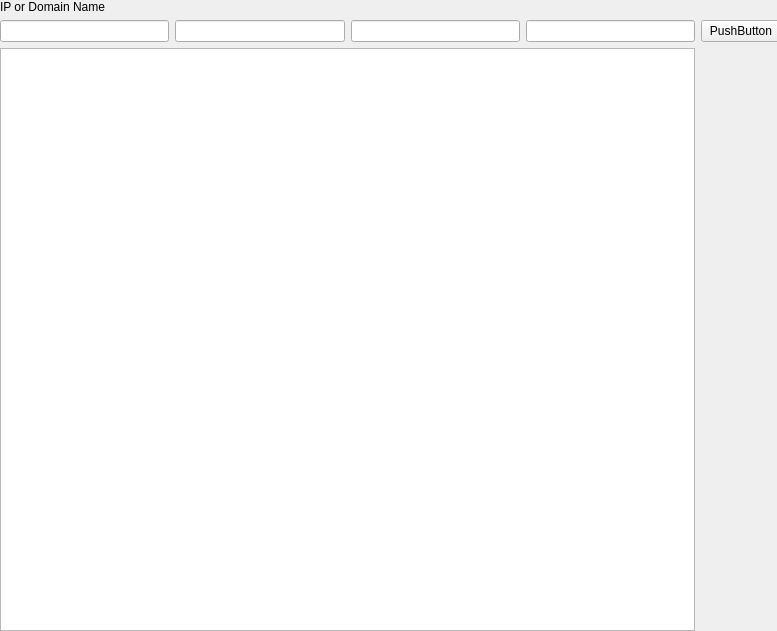
RainDogSoftware/pingpung, file pingpung/pplib/tab.ui: the form before one commit.
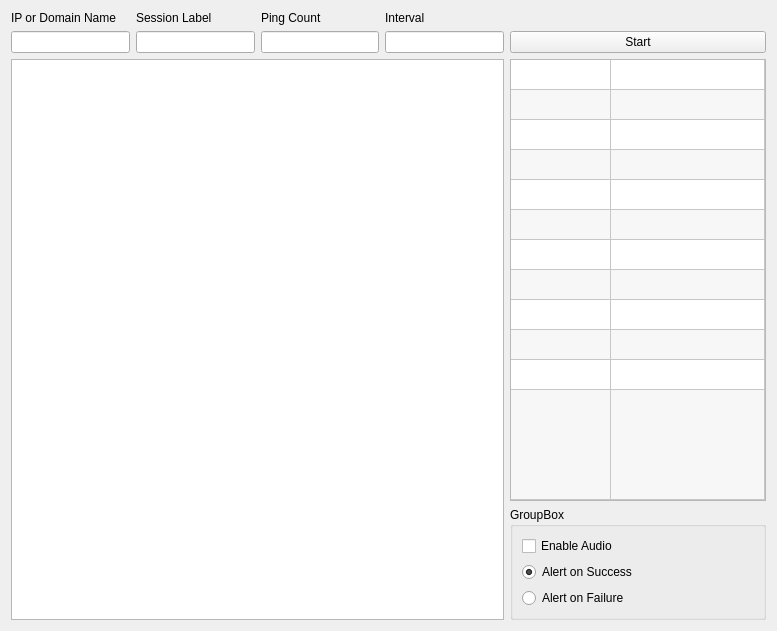
The form after the commit.

Commit message: continuing gui revamp.  Got (very) basic pinging back up.  no output yet.

Patch:
```diff
--- a/pingpung/pplib/tab.ui
+++ b/pingpung/pplib/tab.ui
@@ -13,21 +13,11 @@
   <property name="windowTitle">
    <string>tab_container</string>
   </property>
-  <widget class="QWidget" name="gridLayoutWidget">
-   <property name="geometry">
-    <rect>
-     <x>0</x>
-     <y>0</y>
-     <width>781</width>
-     <height>631</height>
-    </rect>
-   </property>
+  <layout class="QGridLayout" name="gridLayout_2">
+   <item row="0" column="0">
    <layout class="QGridLayout" name="gridLayout">
     <item row="1" column="1">
-     <widget class="QLineEdit" name="lineEdit_3"/>
-    </item>
-    <item row="2" column="0" colspan="4">
-     <widget class="QTextEdit" name="textEdit"/>
+      <widget class="QLineEdit" name="session_line"/>
     </item>
     <item row="1" column="3">
      <widget class="QLineEdit" name="lineEdit"/>
@@ -41,7 +31,7 @@
     <item row="1" column="4">
      <widget class="QPushButton" name="pushButton">
       <property name="text">
-       <string>PushButton</string>
+        <string>Start</string>
       </property>
      </widget>
     </item>
@@ -52,8 +42,108 @@
       </property>
      </widget>
     </item>
-   </layout>
-  </widget>
+     <item row="2" column="4">
+      <widget class="QTableWidget" name="tableWidget">
+       <property name="alternatingRowColors">
+        <bool>true</bool>
+       </property>
+       <property name="rowCount">
+        <number>12</number>
+       </property>
+       <property name="columnCount">
+        <number>2</number>
+       </property>
+       <attribute name="horizontalHeaderVisible">
+        <bool>false</bool>
+       </attribute>
+       <attribute name="horizontalHeaderMinimumSectionSize">
+        <number>40</number>
+       </attribute>
+       <attribute name="horizontalHeaderStretchLastSection">
+        <bool>true</bool>
+       </attribute>
+       <attribute name="verticalHeaderVisible">
+        <bool>false</bool>
+       </attribute>
+       <attribute name="verticalHeaderStretchLastSection">
+        <bool>true</bool>
+       </attribute>
+       <row/>
+       <row/>
+       <row/>
+       <row/>
+       <row/>
+       <row/>
+       <row/>
+       <row/>
+       <row/>
+       <row/>
+       <row/>
+       <row/>
+       <column/>
+       <column/>
+      </widget>
+     </item>
+     <item row="3" column="4">
+      <widget class="QGroupBox" name="groupBox">
+       <property name="title">
+        <string>GroupBox</string>
+       </property>
+       <layout class="QVBoxLayout" name="verticalLayout">
+        <item>
+         <widget class="QCheckBox" name="toggle_audio">
+          <property name="text">
+           <string>Enable Audio</string>
+          </property>
+         </widget>
+        </item>
+        <item>
+         <widget class="QRadioButton" name="radioButton">
+          <property name="text">
+           <string>Alert on Success</string>
+          </property>
+          <property name="checked">
+           <bool>true</bool>
+          </property>
+         </widget>
+        </item>
+        <item>
+         <widget class="QRadioButton" name="radioButton_2">
+          <property name="text">
+           <string>Alert on Failure</string>
+          </property>
+         </widget>
+        </item>
+       </layout>
+      </widget>
+     </item>
+     <item row="2" column="0" rowspan="2" colspan="4">
+      <widget class="QTextEdit" name="textEdit"/>
+     </item>
+     <item row="0" column="1">
+      <widget class="QLabel" name="label">
+       <property name="text">
+        <string>Session Label</string>
+       </property>
+      </widget>
+     </item>
+     <item row="0" column="2">
+      <widget class="QLabel" name="label_2">
+       <property name="text">
+        <string>Ping Count</string>
+       </property>
+      </widget>
+     </item>
+     <item row="0" column="3">
+      <widget class="QLabel" name="label_3">
+       <property name="text">
+        <string>Interval</string>
+       </property>
+      </widget>
+     </item>
+    </layout>
+   </item>
+  </layout>
  </widget>
  <resources/>
  <connections/>
```
Left out of the diff: 6 changed lines with no effect on the pictures. Lines whose indentation alone changed are shown as unchanged. The commit also changes 3 other files.
